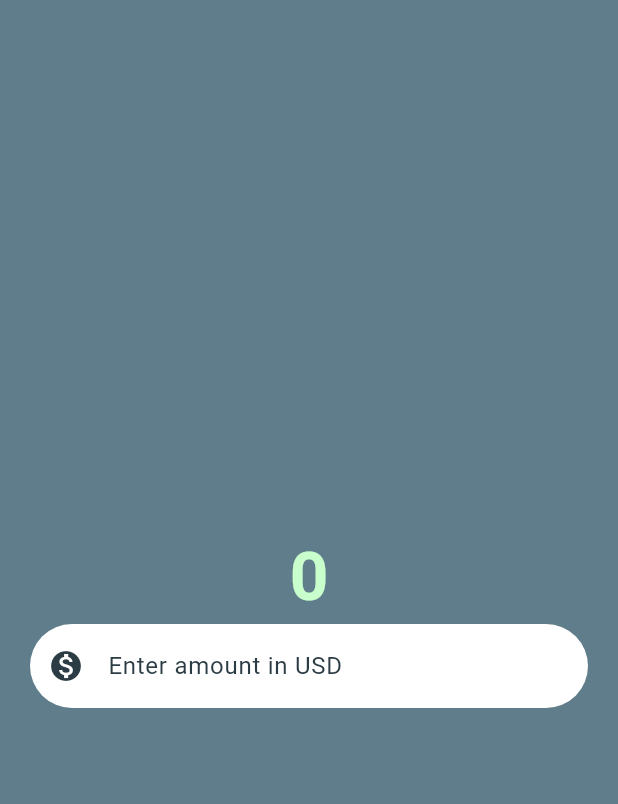
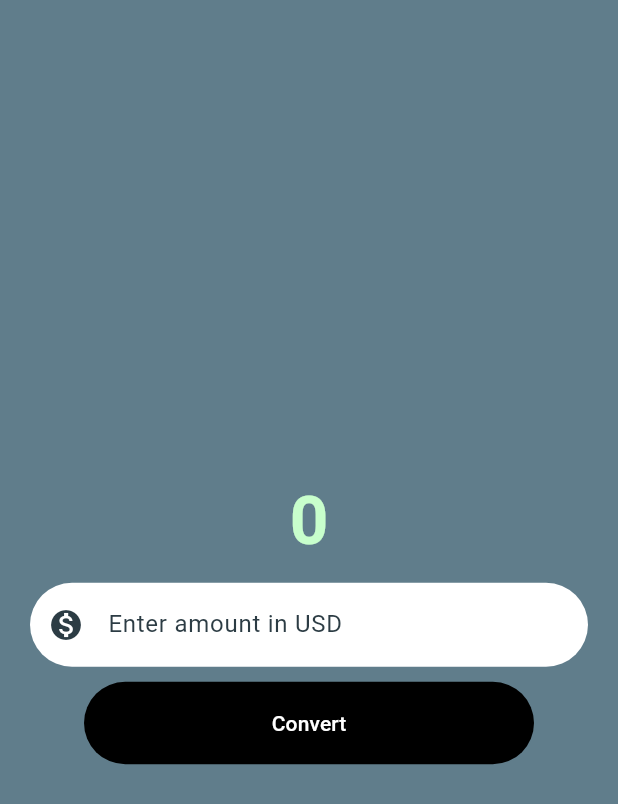
Before and after one commit to psalmistcom/flutter_converter, a Flutter app: the screen it shows after launch, on a phone screen of 412 x 824 dp. Shown: the top 804 px of the screen. Run offline on Flutter 3.47's test engine with Material 3 defaults, Android fonts, the phone set to English and light mode, and no system bars; our stand-ins replace get.

```diff
--- a/lib/currency_converter_material_page.dart
+++ b/lib/currency_converter_material_page.dart
@@ -1,3 +1,4 @@
+import 'package:flutter/foundation.dart';
 import 'package:flutter/material.dart';
 
 class CurrencyConverterMaterialPage extends StatelessWidget {
@@ -18,15 +19,15 @@ class CurrencyConverterMaterialPage extends StatelessWidget {
       ),
     );
 
-    return const Scaffold(
+    return Scaffold(
       backgroundColor: customColorBG,
       body: Padding(
-        padding: EdgeInsets.all(20.0),
+        padding: const EdgeInsets.all(10.0),
         child: Center(
           child: Column(
             mainAxisAlignment: MainAxisAlignment.center,
             children: [
-              Text(
+              const Text(
                 '0',
                 style: TextStyle(
                   color: Color.fromARGB(255, 200, 255, 204),
@@ -35,7 +36,9 @@ class CurrencyConverterMaterialPage extends StatelessWidget {
                   fontSize: 45,
                 ),
               ),
-              TextField(
+              Container(
+                margin: const EdgeInsets.all(10),
+                child: const TextField(
                   keyboardType: TextInputType.numberWithOptions(
                     decimal: true,
                   ),
@@ -56,6 +59,26 @@ class CurrencyConverterMaterialPage extends StatelessWidget {
                     color: Colors.black,
                   ),
                 ),
+              ),
+              TextButton(
+                onPressed: () {
+                  if (kDebugMode) {
+                    print("you pressed me");
+                  }
+                },
+                style: const ButtonStyle(
+                  backgroundColor: MaterialStatePropertyAll(Colors.black),
+                  minimumSize: MaterialStatePropertyAll(
+                    Size(300, 55),
+                  ),
+                ),
+                child: const Text(
+                  "Convert",
+                  style: TextStyle(
+                    color: Colors.white,
+                  ),
+                ),
+              )
             ],
           ),
         ),
```
Also changed, not shown: lib/utils/dimensions.dart (added, +58 -0 lines), pubspec.yaml (+3 -4 lines), pubspec.lock. Lines whose indentation alone changed are shown as unchanged.
